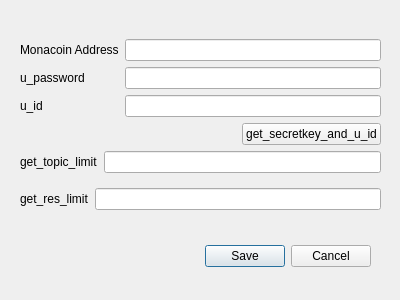
First picture: the form in setting_window.ui, repository ottyajp/mona_chaduke, before the edit.
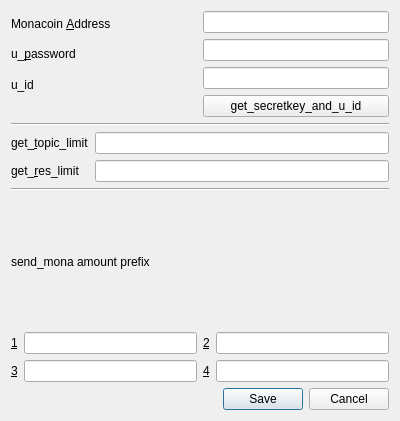
Second picture: the form after the edit.

Commit message: モナを送るボタンをうまい具合にした（中身は実装してない

The edit to the form file:
```diff
--- a/setting_window.ui
+++ b/setting_window.ui
@@ -7,58 +7,36 @@
     <x>0</x>
     <y>0</y>
     <width>400</width>
-    <height>300</height>
+    <height>421</height>
    </rect>
   </property>
   <property name="windowTitle">
    <string>Dialog</string>
   </property>
-  <widget class="QDialogButtonBox" name="buttonBox">
-   <property name="geometry">
-    <rect>
-     <x>30</x>
-     <y>240</y>
-     <width>341</width>
-     <height>32</height>
-    </rect>
-   </property>
-   <property name="orientation">
-    <enum>Qt::Horizontal</enum>
-   </property>
-   <property name="standardButtons">
-    <set>QDialogButtonBox::Cancel|QDialogButtonBox::Save</set>
-   </property>
-   <property name="centerButtons">
-    <bool>false</bool>
-   </property>
-  </widget>
-  <widget class="QWidget" name="">
-   <property name="geometry">
-    <rect>
-     <x>20</x>
-     <y>30</y>
-     <width>361</width>
-     <height>190</height>
-    </rect>
-   </property>
-   <layout class="QVBoxLayout" name="verticalLayout_4">
+  <layout class="QGridLayout" name="gridLayout">
+   <item row="0" column="0">
+    <layout class="QVBoxLayout" name="verticalLayout_8">
+     <item>
+      <layout class="QHBoxLayout" name="horizontalLayout">
     <item>
      <layout class="QVBoxLayout" name="verticalLayout">
       <item>
-       <layout class="QHBoxLayout" name="horizontalLayout_2">
-        <item>
-         <layout class="QVBoxLayout" name="verticalLayout_2">
-          <item>
            <widget class="QLabel" name="label">
             <property name="text">
-             <string>Monacoin Address</string>
+            <string>Monacoin &amp;Address</string>
+           </property>
+           <property name="buddy">
+            <cstring>u_address</cstring>
             </property>
            </widget>
           </item>
           <item>
            <widget class="QLabel" name="label_2">
             <property name="text">
-             <string>u_password</string>
+            <string>u_&amp;password</string>
+           </property>
+           <property name="buddy">
+            <cstring>pass</cstring>
             </property>
            </widget>
           </item>
@@ -69,10 +47,23 @@
             </property>
            </widget>
           </item>
+         <item>
+          <spacer name="horizontalSpacer">
+           <property name="orientation">
+            <enum>Qt::Horizontal</enum>
+           </property>
+           <property name="sizeHint" stdset="0">
+            <size>
+             <width>40</width>
+             <height>20</height>
+            </size>
+           </property>
+          </spacer>
+         </item>
          </layout>
         </item>
         <item>
-         <layout class="QVBoxLayout" name="verticalLayout_3">
+        <layout class="QVBoxLayout" name="verticalLayout_2">
           <item>
            <widget class="QLineEdit" name="u_address"/>
           </item>
@@ -93,25 +84,6 @@
             </property>
            </widget>
           </item>
-         </layout>
-        </item>
-       </layout>
-      </item>
-      <item>
-       <layout class="QHBoxLayout" name="horizontalLayout">
-        <item>
-         <spacer name="horizontalSpacer">
-          <property name="orientation">
-           <enum>Qt::Horizontal</enum>
-          </property>
-          <property name="sizeHint" stdset="0">
-           <size>
-            <width>40</width>
-            <height>20</height>
-           </size>
-          </property>
-         </spacer>
-        </item>
         <item>
          <widget class="QPushButton" name="pushButton">
           <property name="text">
@@ -121,30 +93,45 @@
         </item>
        </layout>
       </item>
+      </layout>
+     </item>
       <item>
-       <layout class="QHBoxLayout" name="horizontalLayout_3">
+      <widget class="Line" name="line">
+       <property name="orientation">
+        <enum>Qt::Horizontal</enum>
+       </property>
+      </widget>
+     </item>
+     <item>
+      <layout class="QHBoxLayout" name="horizontalLayout_2">
+       <item>
+        <layout class="QVBoxLayout" name="verticalLayout_3">
         <item>
          <widget class="QLabel" name="label_4">
           <property name="text">
-           <string>get_topic_limit</string>
+            <string>get_&amp;topic_limit</string>
+           </property>
+           <property name="buddy">
+            <cstring>get_topic_limit</cstring>
           </property>
          </widget>
         </item>
-        <item>
-         <widget class="QLineEdit" name="get_topic_limit"/>
-        </item>
-       </layout>
-      </item>
-     </layout>
-    </item>
-    <item>
-     <layout class="QHBoxLayout" name="horizontalLayout_4">
       <item>
        <widget class="QLabel" name="label_5">
         <property name="text">
-         <string>get_res_limit</string>
-        </property>
-       </widget>
+            <string>get_&amp;res_limit</string>
+           </property>
+           <property name="buddy">
+            <cstring>get_res_limit</cstring>
+           </property>
+          </widget>
+         </item>
+        </layout>
+       </item>
+       <item>
+        <layout class="QVBoxLayout" name="verticalLayout_4">
+         <item>
+          <widget class="QLineEdit" name="get_topic_limit"/>
       </item>
       <item>
        <widget class="QLineEdit" name="get_res_limit"/>
@@ -152,8 +139,134 @@
      </layout>
     </item>
    </layout>
-  </widget>
- </widget>
+     </item>
+     <item>
+      <widget class="Line" name="line_2">
+       <property name="orientation">
+        <enum>Qt::Horizontal</enum>
+       </property>
+      </widget>
+     </item>
+     <item>
+      <layout class="QVBoxLayout" name="verticalLayout_7">
+       <item>
+        <widget class="QLabel" name="label_6">
+         <property name="text">
+          <string>send_mona amount prefix</string>
+         </property>
+        </widget>
+       </item>
+       <item>
+        <layout class="QHBoxLayout" name="horizontalLayout_7">
+         <item>
+          <layout class="QVBoxLayout" name="verticalLayout_6">
+           <item>
+            <layout class="QHBoxLayout" name="horizontalLayout_3">
+             <item>
+              <widget class="QLabel" name="label_7">
+               <property name="text">
+                <string>&amp;1</string>
+               </property>
+               <property name="buddy">
+                <cstring>send_mona_amount_1</cstring>
+               </property>
+              </widget>
+             </item>
+             <item>
+              <widget class="QLineEdit" name="send_mona_amount_1"/>
+             </item>
+            </layout>
+           </item>
+           <item>
+            <layout class="QHBoxLayout" name="horizontalLayout_4">
+             <item>
+              <widget class="QLabel" name="label_8">
+               <property name="text">
+                <string>&amp;3</string>
+               </property>
+               <property name="buddy">
+                <cstring>send_mona_amount_3</cstring>
+               </property>
+              </widget>
+             </item>
+             <item>
+              <widget class="QLineEdit" name="send_mona_amount_3"/>
+             </item>
+            </layout>
+           </item>
+          </layout>
+         </item>
+         <item>
+          <layout class="QVBoxLayout" name="verticalLayout_5">
+           <item>
+            <layout class="QHBoxLayout" name="horizontalLayout_5">
+             <item>
+              <widget class="QLabel" name="label_9">
+               <property name="text">
+                <string>&amp;2</string>
+               </property>
+               <property name="buddy">
+                <cstring>send_mona_amount_2</cstring>
+               </property>
+              </widget>
+             </item>
+             <item>
+              <widget class="QLineEdit" name="send_mona_amount_2"/>
+             </item>
+            </layout>
+           </item>
+           <item>
+            <layout class="QHBoxLayout" name="horizontalLayout_6">
+             <item>
+              <widget class="QLabel" name="label_10">
+               <property name="text">
+                <string>&amp;4</string>
+               </property>
+               <property name="buddy">
+                <cstring>send_mona_amount_4</cstring>
+               </property>
+              </widget>
+             </item>
+             <item>
+              <widget class="QLineEdit" name="send_mona_amount_4"/>
+             </item>
+            </layout>
+           </item>
+          </layout>
+         </item>
+        </layout>
+       </item>
+      </layout>
+     </item>
+    </layout>
+   </item>
+   <item row="1" column="0">
+    <widget class="QDialogButtonBox" name="buttonBox">
+     <property name="orientation">
+      <enum>Qt::Horizontal</enum>
+     </property>
+     <property name="standardButtons">
+      <set>QDialogButtonBox::Cancel|QDialogButtonBox::Save</set>
+     </property>
+     <property name="centerButtons">
+      <bool>false</bool>
+     </property>
+    </widget>
+   </item>
+  </layout>
+ </widget>
+ <tabstops>
+  <tabstop>send_mona_amount_1</tabstop>
+  <tabstop>send_mona_amount_2</tabstop>
+  <tabstop>send_mona_amount_3</tabstop>
+  <tabstop>send_mona_amount_4</tabstop>
+  <tabstop>u_address</tabstop>
+  <tabstop>pass</tabstop>
+  <tabstop>u_id</tabstop>
+  <tabstop>pushButton</tabstop>
+  <tabstop>get_topic_limit</tabstop>
+  <tabstop>get_res_limit</tabstop>
+ </tabstops>
  <resources/>
  <connections>
   <connection>
```
Lines whose indentation alone changed are shown as unchanged. The commit also changes 5 other files.
